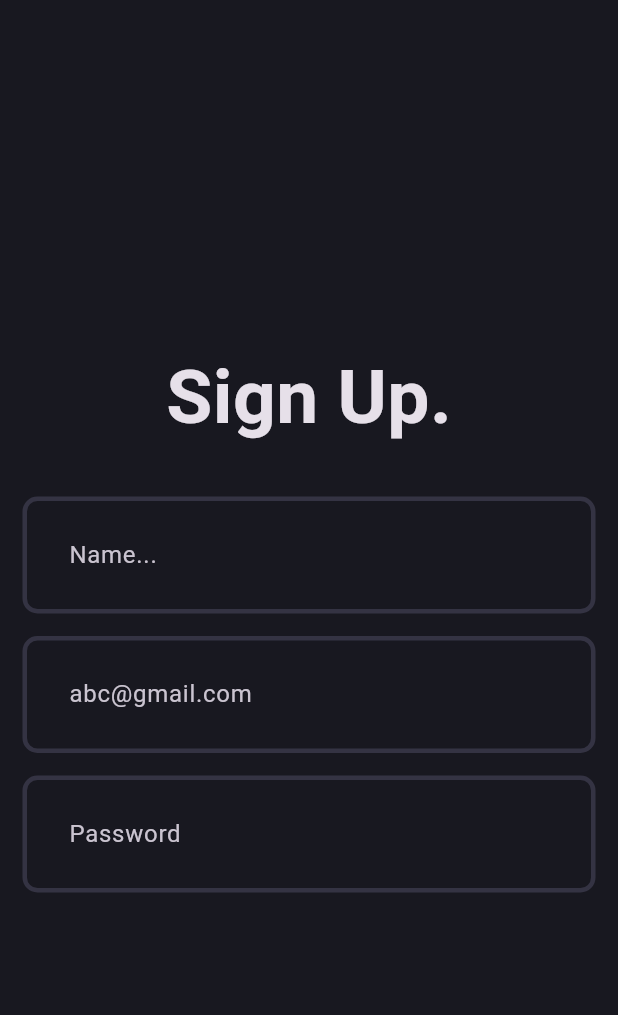
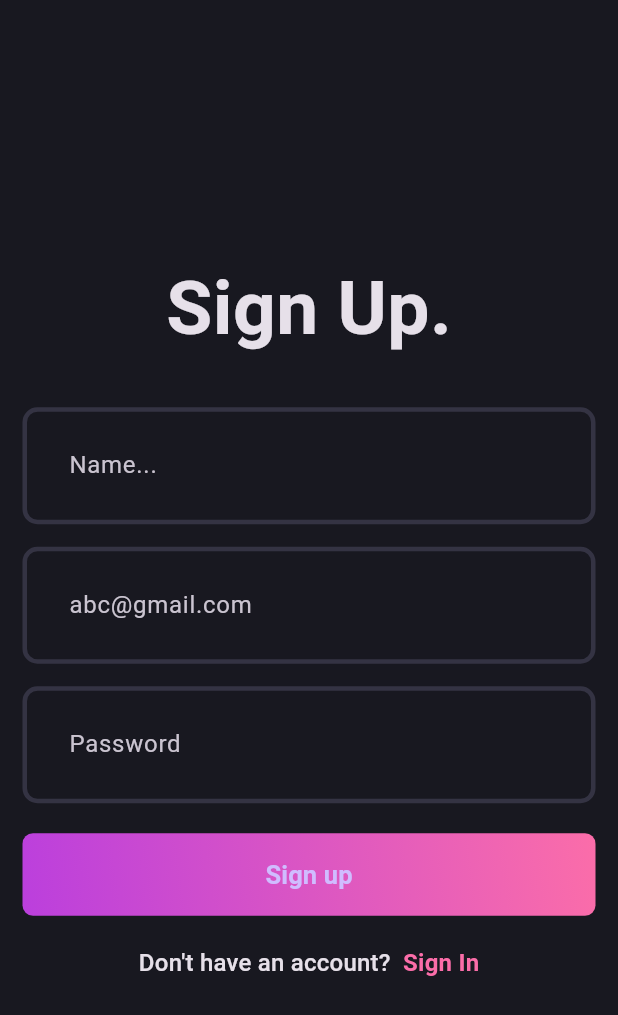
Before and after one commit to fakhar-iqbal/Readers_Mobile_App, a Flutter app: the screen it shows after launch, on a phone screen of 412 x 824 dp. Shown: the top 1015 px of the screen. Run offline on Flutter 3.47's test engine with Material 3 defaults, Android fonts, the phone set to English and light mode, and no system bars.

Commit message:
signup ui

```diff
--- a/lib/features/auth/presentation/pages/sign_up.dart
+++ b/lib/features/auth/presentation/pages/sign_up.dart
@@ -1,4 +1,6 @@
+import 'package:blog_app/core/theme/app_pallete.dart';
 import 'package:blog_app/features/auth/presentation/widgets/auth_field.dart';
+import 'package:blog_app/features/auth/presentation/widgets/auth_gradient_button.dart';
 import 'package:flutter/material.dart';
 
 class SignUpPage extends StatefulWidget {
@@ -11,19 +13,36 @@ class SignUpPage extends StatefulWidget {
 class _SignUpPageState extends State<SignUpPage> {
   @override
   Widget build(BuildContext context) {
-    return const Scaffold(
+    return  Scaffold(
       body: Padding(
-        padding: EdgeInsets.all(15.0),
+        padding: const EdgeInsets.all(15.0),
         child: Column(
           mainAxisAlignment: MainAxisAlignment.center,
           children: [
-            Text('Sign Up.', style: TextStyle(fontSize: 50,fontWeight: FontWeight.bold),),
-            SizedBox(height: 30,),
-            AuthField(hintText: 'Name...',),
-            SizedBox(height: 15,),
-            AuthField(hintText: 'abc@gmail.com',),
-            SizedBox(height: 15,),
-            AuthField(hintText: 'Password',),
+            const Text('Sign Up.', style: TextStyle(fontSize: 50,fontWeight: FontWeight.bold),),
+            const SizedBox(height: 30,),
+            const AuthField(hintText: 'Name...',),
+            const SizedBox(height: 15,),
+            const AuthField(hintText: 'abc@gmail.com',),
+            const SizedBox(height: 15,),
+            const AuthField(hintText: 'Password',),
+            const SizedBox(height: 20,),
+            const AuthGradientButton(),
+            const SizedBox(height: 20,),
+            RichText(text: TextSpan(
+            text: "Don't have an account?  ",
+            style: Theme.of(context).textTheme.titleMedium,
+            children: [
+              TextSpan(
+                text: 'Sign In',
+                style: Theme.of(context).textTheme.titleMedium?.copyWith(
+                  color: AppPallete.gradient2,
+                  fontWeight: FontWeight.bold,
+                ),
+              ),
+            ],
+            ),
+            ),
           ],
         ),
       ),
--- /dev/null
+++ b/lib/features/auth/presentation/widgets/auth_gradient_button.dart
@@ -0,0 +1,34 @@
+import 'package:blog_app/core/theme/app_pallete.dart';
+import 'package:flutter/material.dart';
+
+class AuthGradientButton extends StatelessWidget {
+  const AuthGradientButton({super.key});
+
+  @override
+  Widget build(BuildContext context) {
+    return Container(
+      decoration: BoxDecoration(
+        gradient: const LinearGradient(colors: [
+          AppPallete.gradient1, AppPallete.gradient2,
+        ],
+        begin: Alignment.bottomLeft,
+        end: Alignment.topRight,),
+        borderRadius: BorderRadius.circular(7),
+      ),
+      child: ElevatedButton(onPressed: (){},
+
+      style: ElevatedButton.styleFrom(
+        fixedSize: const Size(395, 55),
+        backgroundColor: Colors.transparent,
+        shadowColor: Colors.transparent,
+
+      ),
+      child: const Text('Sign up',
+      style: TextStyle(
+        fontSize: 17,
+        fontWeight: FontWeight.w600,
+      ),),
+      ),
+    );
+  }
+}
```
